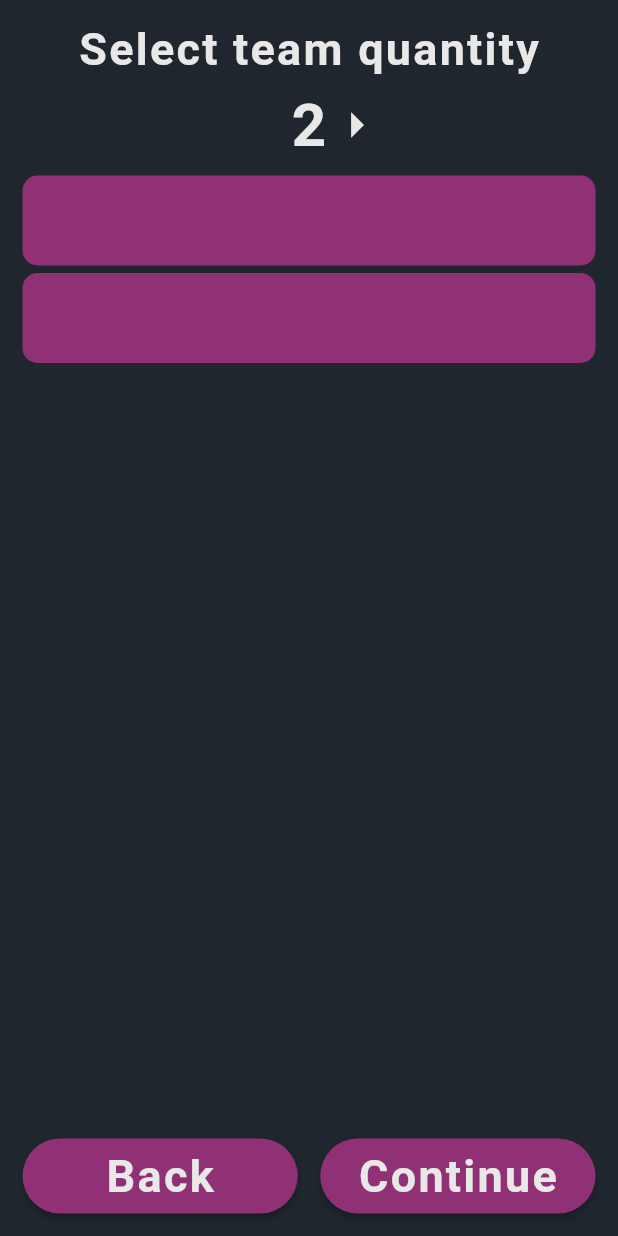
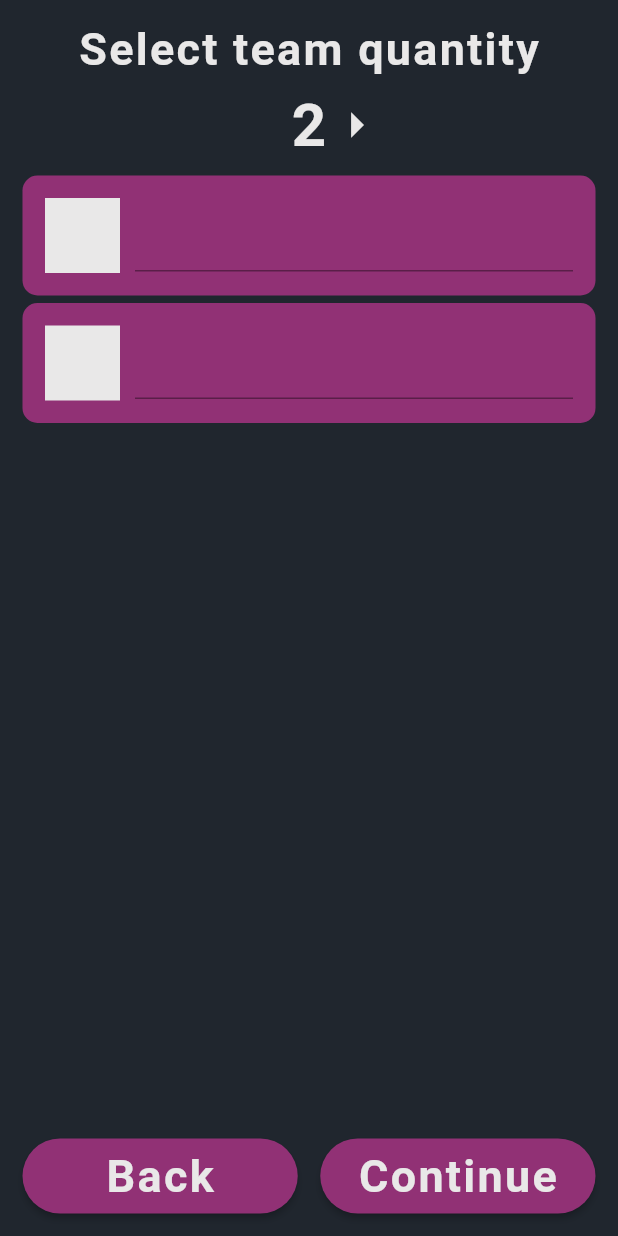
Before and after one commit to KidNeKit/Alias, a Flutter app: the TeamScreen screen opened by its route, on a phone screen of 412 x 824 dp. Run offline on Flutter 3.47's test engine with Material 2 defaults, Android fonts, the phone set to English and light mode, and no system bars.

```diff
--- a/lib/models/team.dart
+++ b/lib/models/team.dart
@@ -1,9 +1,36 @@
 class Team {
+  static int _lastPosition = 0;
+
+  int _position;
   String _name;
 
-  Team({required String name}) : _name = name;
+  Team({required int position, required String name})
+      : _name = name,
+        _position = position {
+    _lastPosition++;
+  }
 
-  Team.initial() : _name = '';
+  Team.initial()
+      : _name = '',
+        _position = _lastPosition {
+    _lastPosition++;
+  }
 
   String get name => _name;
+  int get position => _position;
+
+  set setName(String name) => _name = name;
+
+  static void resetLastPosition() {
+    _lastPosition = 0;
+  }
+
+  static void reduceLastPosition() {
+    _lastPosition--;
+  }
+
+  @override
+  String toString() {
+    return 'name: $_name, position: $_position';
+  }
 }
--- a/lib/views/teams/teams_listview/team_item.dart
+++ b/lib/views/teams/teams_listview/team_item.dart
@@ -1,17 +1,37 @@
 import 'package:alias/resources/colors.dart';
+import 'package:alias/view_models/team_view_model.dart';
 import 'package:flutter/material.dart';
+import 'package:provider/provider.dart';
 
 class TeamItem extends StatelessWidget {
-  const TeamItem({super.key});
+  final int _position;
+  const TeamItem({required int position, super.key}) : _position = position;
 
   @override
   Widget build(BuildContext context) {
     return Container(
-      height: 60.0,
+      padding: const EdgeInsets.all(15.0),
       decoration: BoxDecoration(
         borderRadius: BorderRadius.circular(10.0),
         color: primaryColor,
       ),
+      child: Row(
+        children: [
+          Container(
+            height: 50,
+            width: 50,
+            color: lightColor,
+          ),
+          const SizedBox(width: 10.0),
+          Expanded(
+            child: TextField(
+              onChanged: (value) =>
+                  Provider.of<TeamViewModel>(context, listen: false)
+                      .changeTeamName(_position, value),
+            ),
+          ),
+        ],
+      ),
     );
   }
 }
--- a/lib/views/teams/teams_listview/teams_listview.dart
+++ b/lib/views/teams/teams_listview/teams_listview.dart
@@ -15,7 +15,7 @@ class TeamsListView extends StatelessWidget {
           return ListView.separated(
             itemCount: value.teamQuantity,
             separatorBuilder: (context, index) => const SizedBox(height: 5.0),
-            itemBuilder: (context, index) => const TeamItem(),
+            itemBuilder: (context, index) => TeamItem(position: index),
           );
         },
       ),
```
Also changed, not shown: lib/view_models/team_view_model.dart (+13 -0 lines), lib/views/teams/bottom_buttons.dart (+12 -1 lines).
